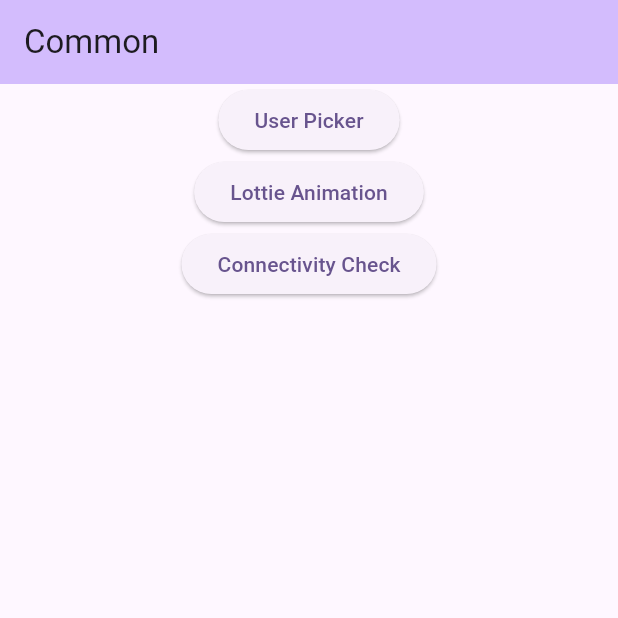
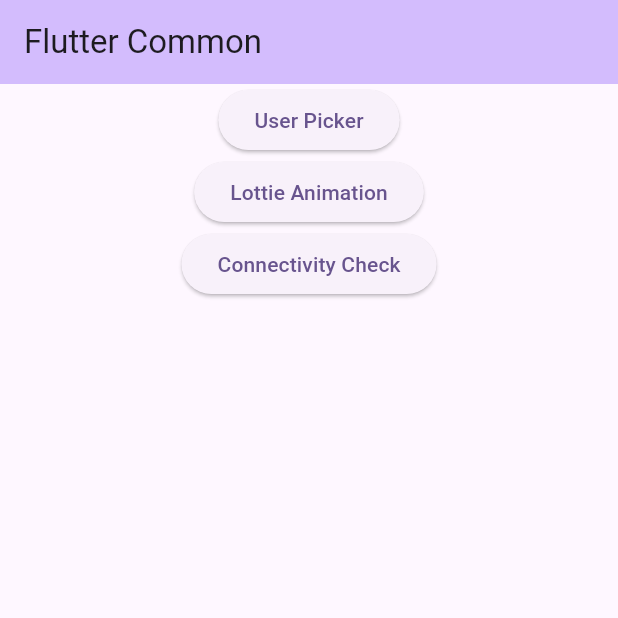
Before and after one commit to shahedpy/flutter-common, a Flutter app: the screen it shows after launch, on a phone screen of 412 x 824 dp, the top half of it. Run offline on Flutter 3.47's test engine with Material 2 defaults, Android fonts, the phone set to English and light mode, and no system bars; our stand-ins replace flutter_typeahead, get, internet_connection_checker, lottie.

Commit message:
texual change

```diff
--- a/lib/view/home/component/home_section.dart
+++ b/lib/view/home/component/home_section.dart
@@ -11,7 +11,7 @@ class HomeSection extends GetWidget<HomeViewModel> {
     return Scaffold(
       appBar: AppBar(
         backgroundColor: Theme.of(context).colorScheme.inversePrimary,
-        title: const Text("Common"),
+        title: const Text("Flutter Common"),
         automaticallyImplyLeading: false,
       ),
       body: Center(
```
